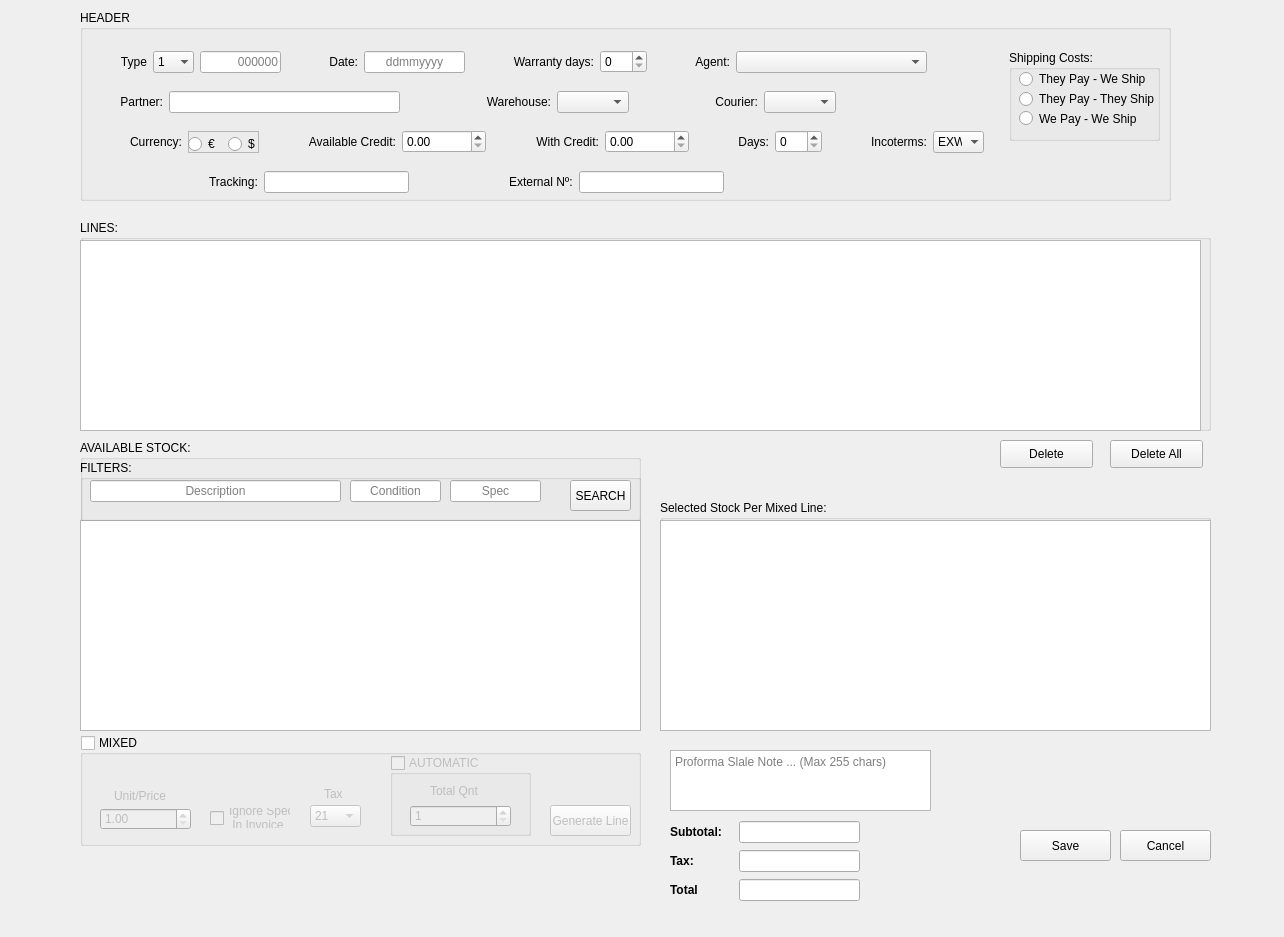
Old version of the form uis/sale_proforma_form.ui in the repository andrei219/euromedia.
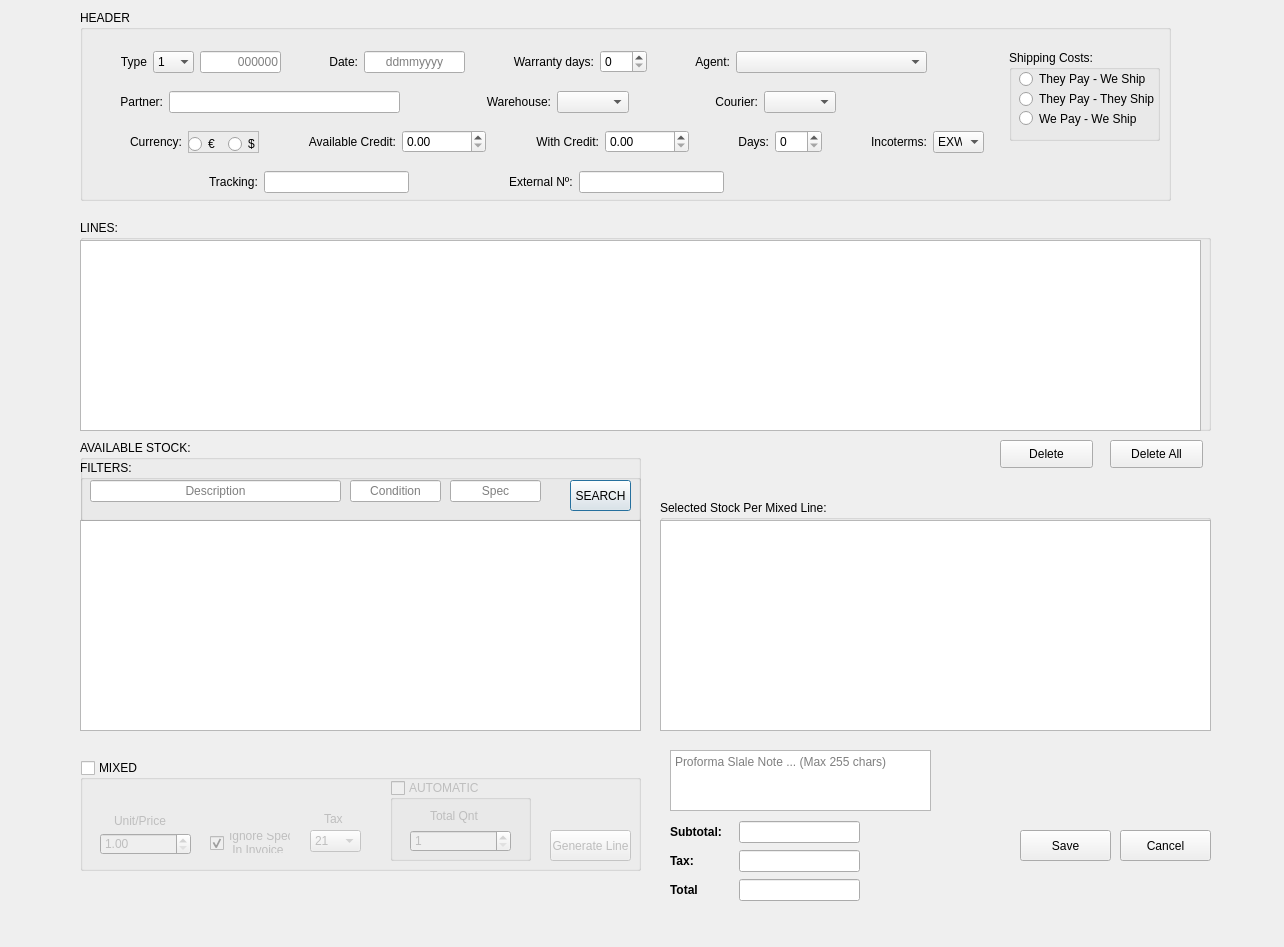
New version of the form.

Commit message: sale form fully implemented

What changed in the file:
```diff
--- a/uis/sale_proforma_form.ui
+++ b/uis/sale_proforma_form.ui
@@ -7,7 +7,7 @@
     <x>0</x>
     <y>0</y>
     <width>1284</width>
-    <height>937</height>
+    <height>947</height>
    </rect>
   </property>
   <property name="windowTitle">
@@ -218,7 +218,7 @@
    <property name="geometry">
     <rect>
      <x>80</x>
-     <y>735</y>
+     <y>760</y>
      <width>561</width>
      <height>111</height>
     </rect>
@@ -348,6 +348,9 @@
      <string>Ignore Spec
  In Invoice</string>
     </property>
+    <property name="checked">
+     <bool>true</bool>
+    </property>
    </widget>
    <widget class="QGroupBox" name="automatic">
     <property name="geometry">
@@ -1097,6 +1100,9 @@
      <property name="text">
       <string>SEARCH</string>
      </property>
+     <property name="default">
+      <bool>true</bool>
+     </property>
     </widget>
     <widget class="QLineEdit" name="description">
      <property name="geometry">
@@ -1191,6 +1197,35 @@
    </property>
    <property name="text">
     <string>Delete</string>
+   </property>
+   <property name="default">
+    <bool>false</bool>
+   </property>
+  </widget>
+  <widget class="QLabel" name="total_available">
+   <property name="geometry">
+    <rect>
+     <x>180</x>
+     <y>740</y>
+     <width>191</width>
+     <height>21</height>
+    </rect>
+   </property>
+   <property name="text">
+    <string/>
+   </property>
+  </widget>
+  <widget class="QLabel" name="total_requested">
+   <property name="geometry">
+    <rect>
+     <x>440</x>
+     <y>740</y>
+     <width>171</width>
+     <height>21</height>
+    </rect>
+   </property>
+   <property name="text">
+    <string/>
    </property>
   </widget>
  </widget>
```
The commit also changes 10 other files.
